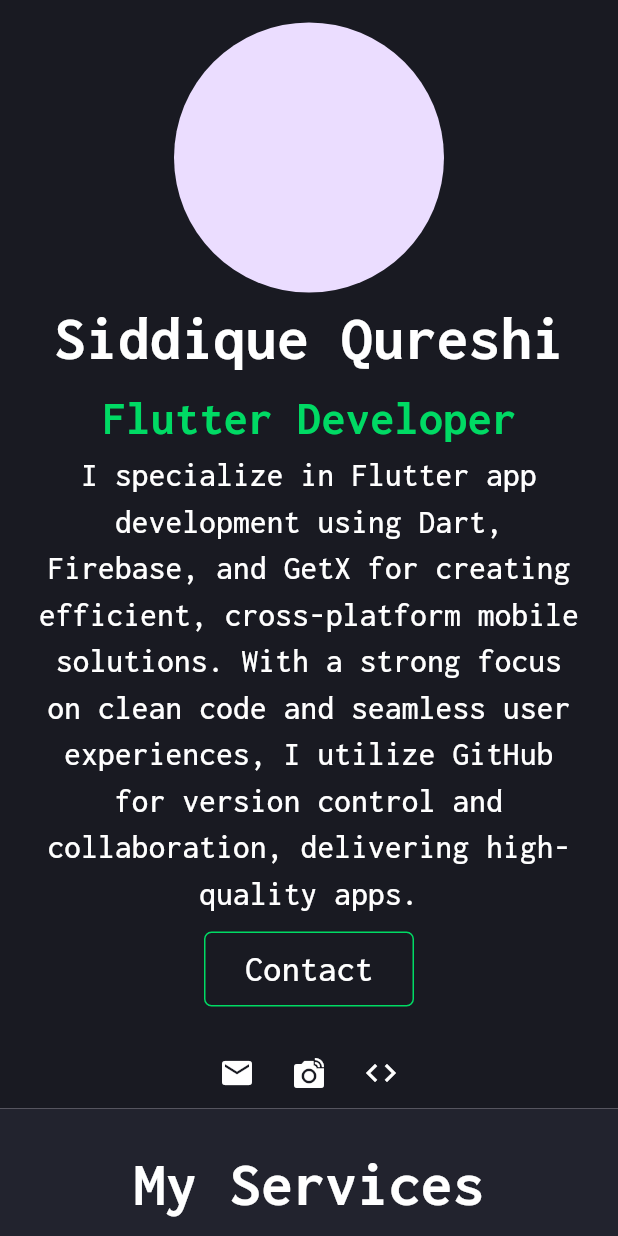
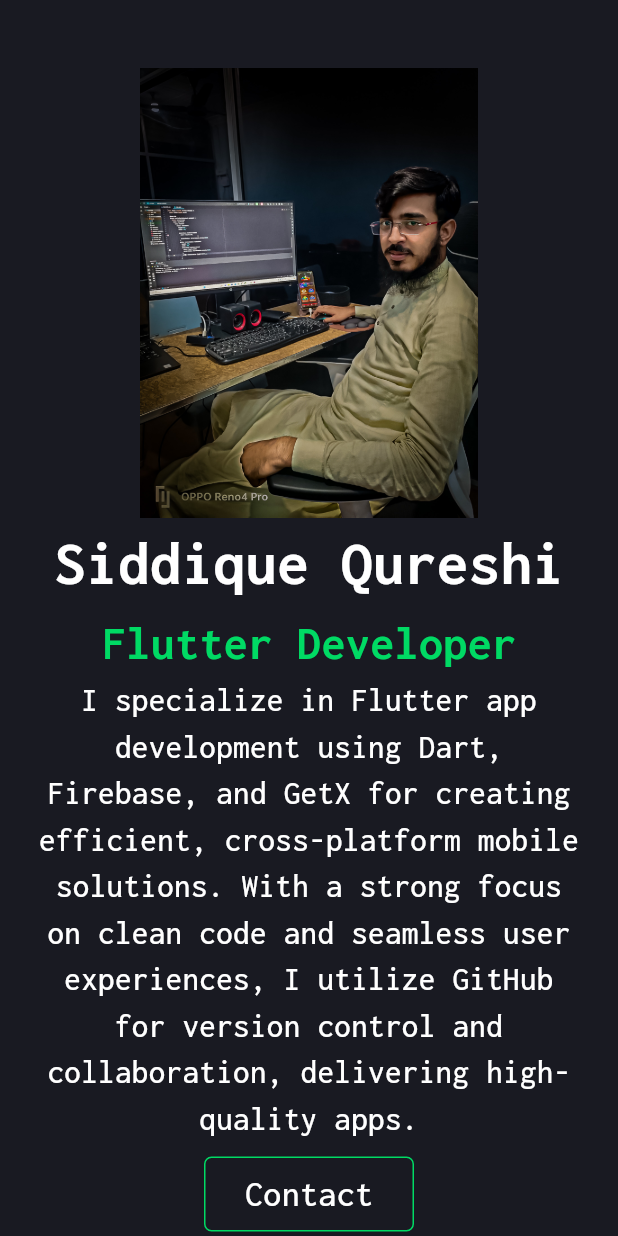
Before and after one commit to Siddique722/portfolio, a Flutter app: the screen it shows after launch, on a phone screen of 412 x 824 dp. Run offline on Flutter 3.47's test engine with Material 3 defaults, Android fonts, the phone set to English and light mode, and no system bars; our stand-ins replace google_fonts.

Commit message:
update code

```diff
--- a/lib/portfolio_views/container_1/containeronr_responsive/containerone-mobile.dart
+++ b/lib/portfolio_views/container_1/containeronr_responsive/containerone-mobile.dart
@@ -161,9 +161,13 @@ class _ContainerOneMobileState extends State<ContainerOneMobile>
         padding: const EdgeInsets.only(top: 15.0, left: 25, right: 25),
         child: Column(
           children: [
-            CircleAvatar(
-              radius: 90,
-              // backgroundImage: AssetImage('assets/avatar.png'), // replace with actual image
+            SizedBox(height: 30,),
+            Container(
+              //width: width * 0.9,
+              height: 300,
+              decoration: BoxDecoration(
+                  image: DecorationImage(image: AssetImage('lib/assets/image.jpg'),)
+              ),
             ),
             SlideTransition(
               position: _textAnimation,
--- a/lib/portfolio_views/container_3/container_three_responsive/container3_mobile.dart
+++ b/lib/portfolio_views/container_3/container_three_responsive/container3_mobile.dart
@@ -71,6 +71,8 @@ class ProjectWidget extends StatelessWidget {
 
     return Container(
     //  width: width * 0.25,
+      child: Padding(
+        padding: const EdgeInsets.all(30.0),
         child: Column(
           mainAxisAlignment: MainAxisAlignment.start,
           crossAxisAlignment: CrossAxisAlignment.start,
@@ -103,6 +105,7 @@ class ProjectWidget extends StatelessWidget {
             ),
           ],
         ),
+      ),
     );
   }
 }
```
Lines whose indentation alone changed are shown as unchanged.
